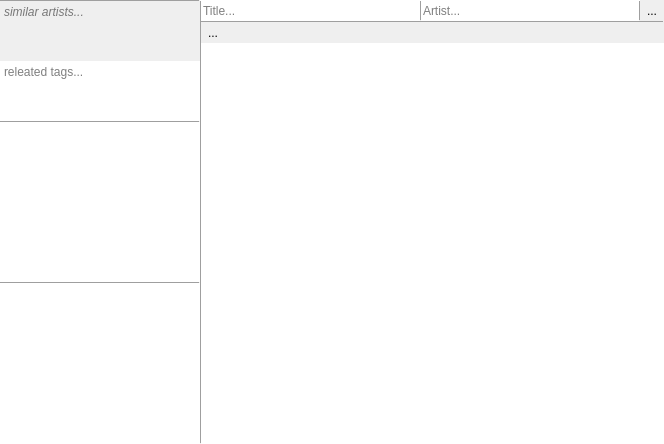
Old version of the form infoview.ui in the repository milohr/babe-qt.
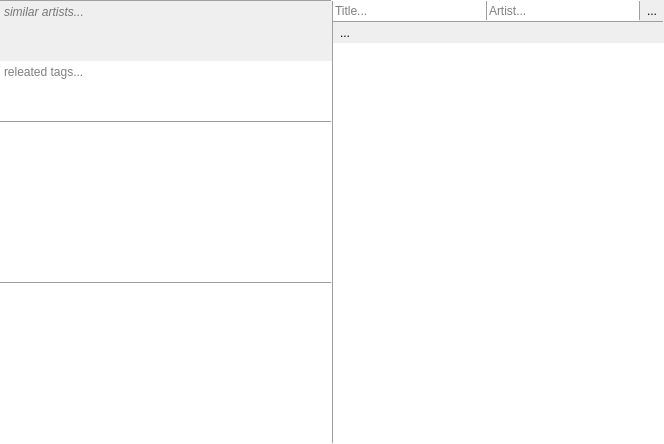
New version of the form. Icons and pictures are not drawn.

What changed in the file:
```diff
--- a/infoview.ui
+++ b/infoview.ui
@@ -37,12 +37,6 @@
        <height>0</height>
       </size>
      </property>
-     <property name="maximumSize">
-      <size>
-       <width>200</width>
-       <height>16777215</height>
-      </size>
-     </property>
      <property name="frameShape">
       <enum>QFrame::NoFrame</enum>
      </property>
@@ -94,7 +88,7 @@
           <rect>
            <x>0</x>
            <y>0</y>
-           <width>200</width>
+           <width>331</width>
            <height>441</height>
           </rect>
          </property>
```
